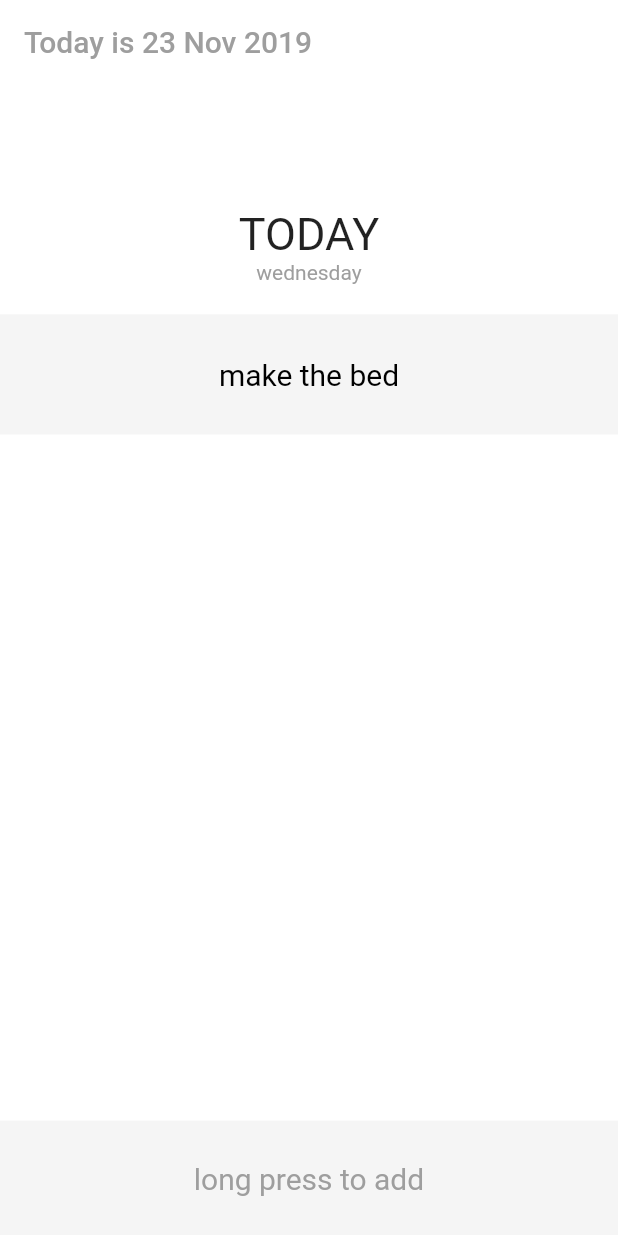
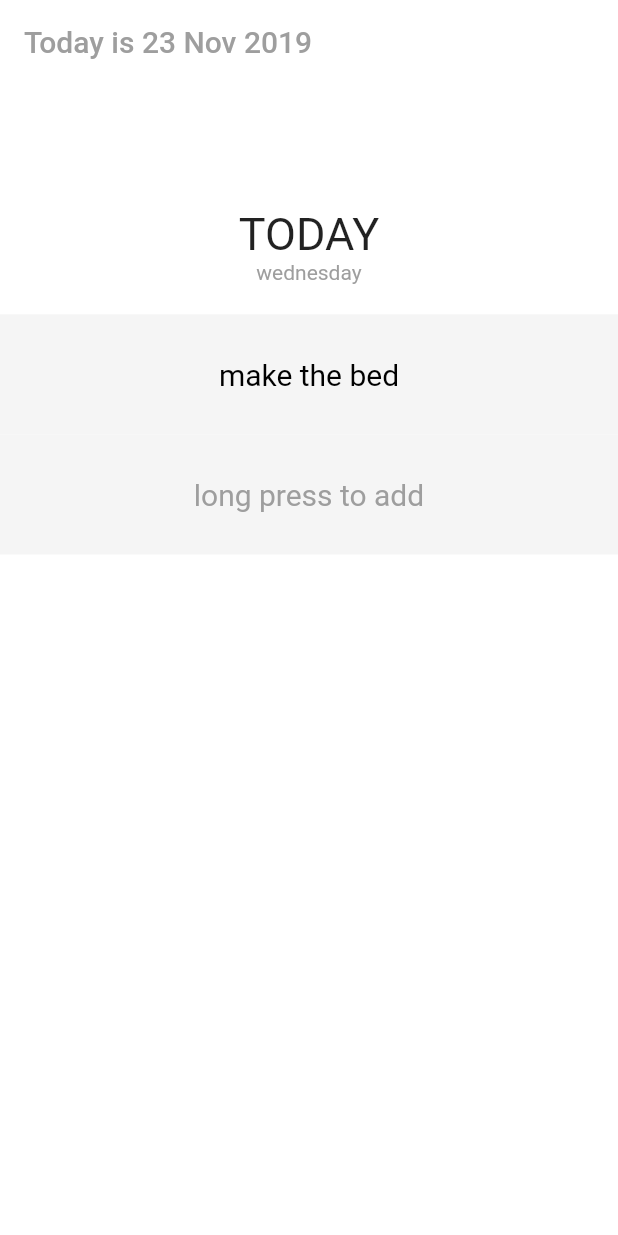
Before and after one commit to lydialawli/vaamos, a Flutter app: the Home screen opened directly, on a phone screen of 412 x 824 dp. Run offline on Flutter 3.47's test engine with Material 2 defaults, Android fonts, the phone set to English and light mode, and no system bars; our stand-ins replace date_format.

Commit message:
fixed goals widget with goal box

```diff
--- a/lib/localFileSystem.dart
+++ b/lib/localFileSystem.dart
@@ -32,18 +32,18 @@ class LocalFileSystem {
 
 
 
-  static Goal fromJsonMap(Map<String, dynamic> parsedJson) {
-    return Goal(
-        goalId: parsedJson['id'],
-        goalName: parsedJson['name'],
-        goalIsActive: parsedJson['isActive']);
-  }
+  // static Goal fromJsonMap(Map<String, dynamic> parsedJson) {
+  //   return Goal(
+  //       goalId: parsedJson['id'],
+  //       goalName: parsedJson['name'],
+  //       goalIsActive: parsedJson['isActive']);
+  // }
 
-  static ListGoals fromJsonArray(List<dynamic> parsedJson) {
-    List<Goal> goals = new List<Goal>();
-    goals = parsedJson.map((i) => fromJsonMap(i)).toList();
-    return new ListGoals(goals: goals);
-  }
+  // static ListGoals fromJsonArray(List<dynamic> parsedJson) {
+  //   List<Goal> goals = new List<Goal>();
+  //   goals = parsedJson.map((i) => fromJsonMap(i)).toList();
+  //   return new ListGoals(goals: goals);
+  // }
 
   // static List<GoalModel> fromJsonArray(String jsonString) {
   //   Map<String, dynamic> decodedMap = jsonDecode(jsonString);
--- a/lib/main.dart
+++ b/lib/main.dart
@@ -77,25 +77,41 @@ class HomeState extends State<Home> {
     });
   }
 
-  Widget dailyGoals(goals) {
-    return ListView.builder(
-      itemBuilder: (BuildContext context, int index) {
-        return Column(
-          children: <Widget>[
-            Column(
-              crossAxisAlignment: CrossAxisAlignment.stretch,
-              children: <Widget>[
-                GoalWidget(
-                    sentence: goals[index].goalName,
-                    bgColor: colorCodes[index],
-                    isDone: false),
-              ],
-            )
-          ],
-        );
-      },
-      itemCount: goals == null ? 0 : goals.length,
-    );
+  // Widget dailyGoals(goals) {
+  //   return ListView.builder(
+  //     itemBuilder: (BuildContext context, int index) {
+  //       return Column(
+  //         children: <Widget>[
+  //           Column(
+  //             crossAxisAlignment: CrossAxisAlignment.stretch,
+  //             children: <Widget>[
+  //               GoalWidget(
+  //                   sentence: goals[index].goalName,
+  //                   bgColor: colorCodes[index],
+  //                   isDone: false),
+  //             ],
+  //           )
+  //         ],
+  //       );
+  //     },
+  //     itemCount: goals == null ? 0 : goals.length,
+  //   );
+  // }
+
+  Widget widgetGoals(goals) {
+    List<Widget> goalsDisplay = [];
+
+    for (int i = 0; i < goals.length; i++) {
+      goalsDisplay.add(GoalWidget(
+          sentence: goals[i].goalName, bgColor: colorCodes[i], isDone: false));
+    }
+
+    if (goals.length < 5) {
+      goalsDisplay.add(AddGoalBox(onSubmitGoal));
+    }
+
+    return Column(
+        mainAxisAlignment: MainAxisAlignment.start, children: goalsDisplay);
   }
 
   Widget dateTitle() {
@@ -128,7 +144,7 @@ class HomeState extends State<Home> {
   Widget bottomContainer(x) {
     return Container(
         color: Colors.white,
-        child: Container(child: Center(child: dailyGoals(x))));
+        child: Container(child: Center(child: widgetGoals(x))));
   }
 
   @override
@@ -150,8 +166,8 @@ class HomeState extends State<Home> {
           mainAxisAlignment: MainAxisAlignment.spaceAround,
           children: [
             Expanded(flex: 2, child: topContainer()),
-            Expanded(flex: 7, child: bottomContainer(loadedGoals)),
-            Expanded(flex: 1, child: AddGoalBox(onSubmitGoal))
+            Expanded(flex: 8, child: bottomContainer(loadedGoals)),
+            // Expanded(flex: 1, child: AddGoalBox(onSubmitGoal))
           ],
         ));
   }
--- a/lib/storage.dart
+++ b/lib/storage.dart
@@ -75,4 +75,18 @@ class Storage {
     List<Goal> goals = ListGoals.fromJsonArray(jsonGoals);
     return goals;
   }
+
+
+  static Goal fromJsonMap(Map<String, dynamic> parsedJson) {
+    return Goal(
+        goalId: parsedJson['id'],
+        goalName: parsedJson['name'],
+        goalIsActive: parsedJson['isActive']);
+  }
+
+  static ListGoals fromJsonArray(List<dynamic> parsedJson) {
+    List<Goal> goals = new List<Goal>();
+    goals = parsedJson.map((i) => fromJsonMap(i)).toList();
+    return new ListGoals(goals: goals);
+  }
 }
```
Also changed, not shown: 1 other file.
